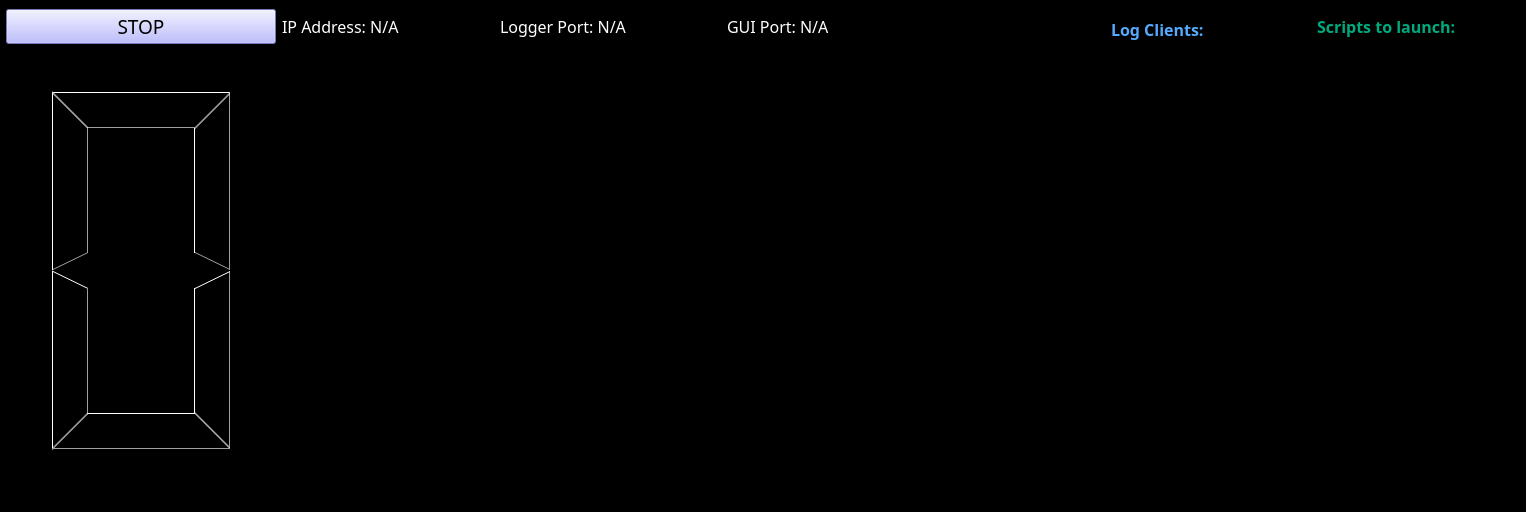
This is pylabnet/gui/pyqt/gui_templates/logger_remote.ui in lukingroup/pylabnet as Qt 5 draws it before an edit. The edited form follows.
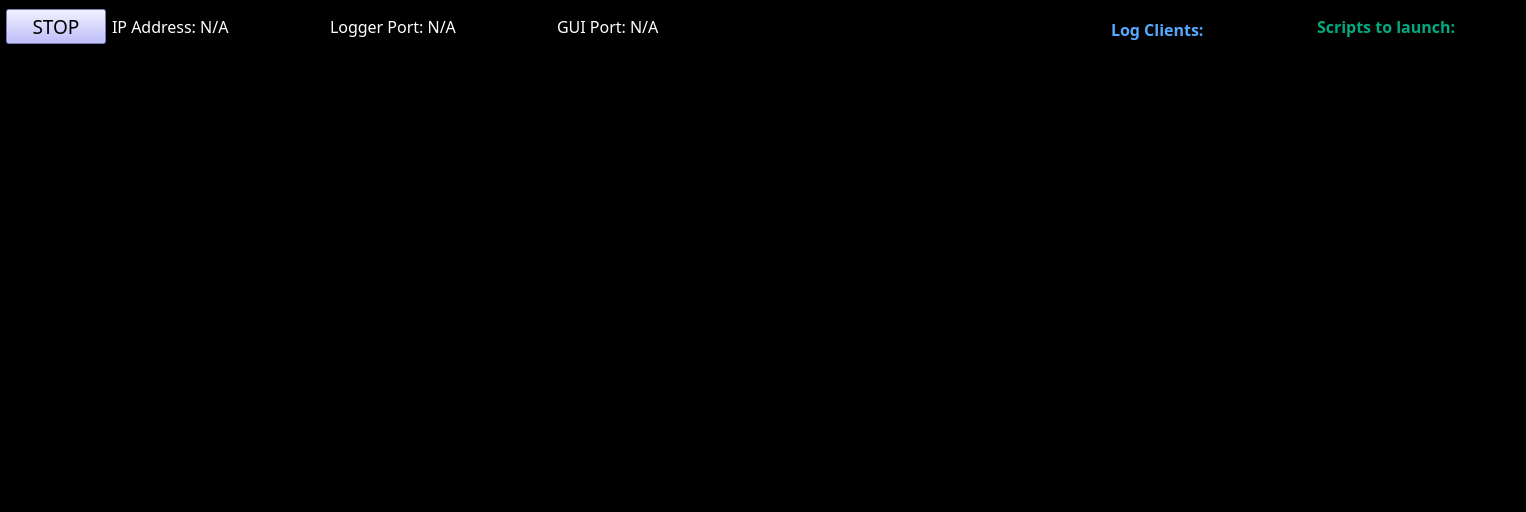
This is the edited form.

Commit message: implementing update terminal in launch_control

Diff of the .ui file:
```diff
--- a/pylabnet/gui/pyqt/gui_templates/logger_remote.ui
+++ b/pylabnet/gui/pyqt/gui_templates/logger_remote.ui
@@ -139,6 +139,12 @@
       <property name="enabled">
        <bool>true</bool>
       </property>
+      <property name="maximumSize">
+       <size>
+        <width>100</width>
+        <height>100</height>
+       </size>
+      </property>
       <property name="font">
        <font>
         <family>Calibri Light</family>
@@ -249,12 +255,15 @@
      </widget>
     </item>
     <item row="3" column="0">
-     <widget class="QLCDNumber" name="current_update_index">
-      <property name="enabled">
-       <bool>true</bool>
+     <widget class="QTextBrowser" name="buffer_terminal">
+      <property name="maximumSize">
+       <size>
+        <width>100</width>
+        <height>16777215</height>
+       </size>
       </property>
-      <property name="digitCount">
-       <number>1</number>
+      <property name="frameShape">
+       <enum>QFrame::NoFrame</enum>
       </property>
      </widget>
     </item>
```
Left out of the diff: 44 changed lines with no effect on the pictures. The commit also changes 2 other files.
